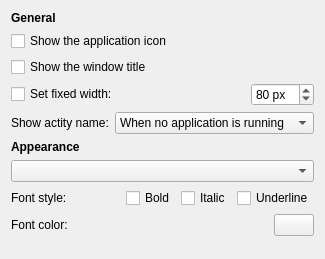
The window that package/contents/ui/config.ui (bulldog98/applicationname-plasmoid) describes before a commit, drawn with Qt 5.
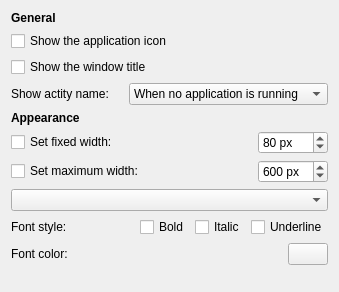
The same window after the commit. Custom widgets are drawn as their Qt base class.

Commit message:
Maximum width option
Add an option to configure the maximum width for the widget

```diff
--- a/package/contents/ui/config.ui
+++ b/package/contents/ui/config.ui
@@ -6,8 +6,8 @@
    <rect>
     <x>0</x>
     <y>0</y>
-    <width>307</width>
-    <height>259</height>
+    <width>339</width>
+    <height>292</height>
    </rect>
   </property>
   <property name="windowTitle">
@@ -44,46 +44,6 @@
      </property>
     </widget>
    </item>
-   <item>
-    <layout class="QHBoxLayout" name="horizontalLayout">
-     <item>
-      <widget class="QCheckBox" name="kcfg_fixedWidth">
-       <property name="text">
-        <string>Set fixed width:</string>
-       </property>
-      </widget>
-     </item>
-     <item>
-      <spacer name="horizontalSpacer_4">
-       <property name="orientation">
-        <enum>Qt::Horizontal</enum>
-       </property>
-       <property name="sizeHint" stdset="0">
-        <size>
-         <width>40</width>
-         <height>20</height>
-        </size>
-       </property>
-      </spacer>
-     </item>
-     <item>
-      <widget class="QSpinBox" name="kcfg_width">
-       <property name="suffix">
-        <string> px</string>
-       </property>
-       <property name="minimum">
-        <number>10</number>
-       </property>
-       <property name="maximum">
-        <number>999</number>
-       </property>
-       <property name="value">
-        <number>80</number>
-       </property>
-      </widget>
-     </item>
-    </layout>
-   </item>
    <item>
     <layout class="QHBoxLayout" name="horizontalLayout_4">
      <item>
@@ -143,6 +103,86 @@
      </property>
     </widget>
    </item>
+   <item>
+    <layout class="QHBoxLayout" name="horizontalLayout">
+     <item>
+      <widget class="QCheckBox" name="kcfg_fixedWidth">
+       <property name="text">
+        <string>Set fixed width:</string>
+       </property>
+      </widget>
+     </item>
+     <item>
+      <spacer name="horizontalSpacer_4">
+       <property name="orientation">
+        <enum>Qt::Horizontal</enum>
+       </property>
+       <property name="sizeHint" stdset="0">
+        <size>
+         <width>40</width>
+         <height>20</height>
+        </size>
+       </property>
+      </spacer>
+     </item>
+     <item>
+      <widget class="QSpinBox" name="kcfg_fixedWidthPx">
+       <property name="suffix">
+        <string> px</string>
+       </property>
+       <property name="minimum">
+        <number>16</number>
+       </property>
+       <property name="maximum">
+        <number>2999</number>
+       </property>
+       <property name="value">
+        <number>80</number>
+       </property>
+      </widget>
+     </item>
+    </layout>
+   </item>
+   <item>
+    <layout class="QHBoxLayout" name="horizontalLayout_5">
+     <item>
+      <widget class="QCheckBox" name="kcfg_maximumWidth">
+       <property name="text">
+        <string>Set maximum width:</string>
+       </property>
+      </widget>
+     </item>
+     <item>
+      <spacer name="horizontalSpacer_5">
+       <property name="orientation">
+        <enum>Qt::Horizontal</enum>
+       </property>
+       <property name="sizeHint" stdset="0">
+        <size>
+         <width>40</width>
+         <height>20</height>
+        </size>
+       </property>
+      </spacer>
+     </item>
+     <item>
+      <widget class="QSpinBox" name="kcfg_maximumWidthPx">
+       <property name="suffix">
+        <string> px</string>
+       </property>
+       <property name="minimum">
+        <number>80</number>
+       </property>
+       <property name="maximum">
+        <number>2999</number>
+       </property>
+       <property name="value">
+        <number>600</number>
+       </property>
+      </widget>
+     </item>
+    </layout>
+   </item>
    <item>
     <widget class="KFontComboBox" name="kcfg_font"/>
    </item>
```
The commit also changes 2 other files.
